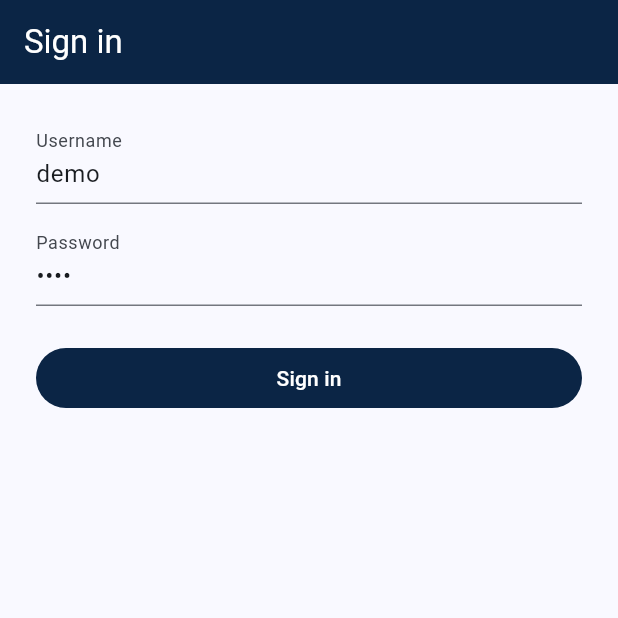
After one commit to JoshuaBielas/PredictItJr, a Flutter app: the screen it shows after launch, on a phone screen of 412 x 824 dp, the top half of it. The commit adds this screen. Run offline on Flutter 3.47's test engine with Material 3 defaults, Android fonts, the phone set to English and light mode, and no system bars; our stand-ins replace fl_chart, flutter_svg, go_router, shared_preferences; accounts and stored records are empty.

Commit message:
finishing HW 7

```diff
--- a/lib/main.dart
+++ b/lib/main.dart
@@ -1,29 +1,38 @@
 import 'package:flutter/material.dart';
+import 'package:predictit_jr/providers/auth_model.dart';
 import 'package:provider/provider.dart';
 import 'providers/portfolio_model.dart';
 import 'router.dart';
 import 'theme/app_theme.dart';
 
-void main() async {
+Future<void> main() async {
   WidgetsFlutterBinding.ensureInitialized();
   final portfolio = PortfolioModel();
-  // I chose to load the portfolio in main before running the app because this causes the information to be there immediately
-  await portfolio.load();
-  runApp(PredictItApp(portfolio: portfolio));
+  final auth = AuthModel();
+  await Future.wait([portfolio.load(), auth.load()]);
+  runApp(PredictItApp(portfolio: portfolio, auth: auth));
 }
 
 class PredictItApp extends StatelessWidget {
-  const PredictItApp({super.key, required this.portfolio});
+  const PredictItApp({
+    super.key,
+    required this.portfolio,
+    required this.auth,
+  });
   final PortfolioModel portfolio;
+  final AuthModel auth;
 
   @override
   Widget build(BuildContext context) {
-    return ChangeNotifierProvider.value(
-      value: portfolio,
+    return MultiProvider(
+      providers: [
+        ChangeNotifierProvider<PortfolioModel>.value(value: portfolio),
+        ChangeNotifierProvider<AuthModel>.value(value: auth),
+      ],
       child: MaterialApp.router(
         title: 'PredictIt Jr.',
         theme: AppTheme.light,
-        routerConfig: router,
+        routerConfig: buildRouter(auth), // router needs auth — see Step 3
       ),
     );
   }
--- /dev/null
+++ b/lib/providers/auth_model.dart
@@ -0,0 +1,71 @@
+import 'dart:convert';
+import 'package:flutter/foundation.dart';
+import 'package:flutter/services.dart' show rootBundle;
+import '../data/auth_storage.dart';
+import '../models/user.dart';
+
+// I got help from AI on this
+
+class AuthModel extends ChangeNotifier {
+  AuthModel({AuthStorage? storage})
+      : _storage = storage ?? AuthStorage();
+
+  final AuthStorage _storage;
+
+  User? _currentUser;
+  User? get currentUser => _currentUser;
+  bool get isSignedIn => _currentUser != null;
+
+  // This session expiry code is different from normal session expiry because it is
+  // stored locally rather than being stored in a server.
+  /// Load any persisted session.
+  Future<void> load() async {
+    final currentTime = DateTime.now();
+    final token = await _storage.load();
+    if (token == null) return;
+    final decodedToken = jsonDecode(token) as Map<String, dynamic>;
+    final username = decodedToken['username'] as String;
+    final signInTime = DateTime.parse(decodedToken['signedInAt'] as String);
+    final user = await _userByUsername(username); // token == username here
+    final timeDifference = currentTime.difference(signInTime);
+    final minutesDifference = timeDifference.inMinutes;
+    if(minutesDifference > 5){
+      await _storage.clear();
+      return;
+    }
+    if (user == null) return; // token doesn't match any user
+    _currentUser = user;
+    notifyListeners();
+  }
+
+  Future<bool> signIn(String username, String password) async {
+    final user = await _userByUsername(username);
+    if (user == null || user.password != password) return false;
+    _currentUser = user;
+    // await _storage.save(user.username); // store username as "token"
+    final token = {
+      'username': user.username,
+      'signedInAt': DateTime.now().toIso8601String(),
+    };
+    await _storage.save(jsonEncode(token));
+    notifyListeners();
+    return true;
+  }
+
+  Future<void> signOut() async {
+    _currentUser = null;
+    await _storage.clear();
+    notifyListeners();
+  }
+
+  Future<User?> _userByUsername(String username) async {
+    final raw = await rootBundle.loadString('assets/data/users.json');
+    final list = (jsonDecode(raw) as Map<String, dynamic>)['users']
+        as List<dynamic>;
+    for (final j in list) {
+      final u = User.fromJson(j as Map<String, dynamic>);
+      if (u.username == username) return u;
+    }
+    return null;
+  }
+}
--- a/lib/router.dart
+++ b/lib/router.dart
@@ -1,15 +1,28 @@
-// import 'package:flutter/material.dart';
 import 'package:go_router/go_router.dart';
+import 'providers/auth_model.dart';
 import 'screens/market_list_screen.dart';
 import 'screens/market_detail_screen.dart';
 import 'screens/portfolio_screen.dart';
 import 'screens/profile_screen.dart';
+import 'screens/signin_screen.dart';
 import 'widgets/adaptive_shell.dart';
 
-// I got help from AI on this
-
-final GoRouter router = GoRouter(
+GoRouter buildRouter(AuthModel auth) {
+  return GoRouter(
+    refreshListenable: auth,
+    redirect: (context, state) {
+      final signedIn = auth.isSignedIn;
+      final atSignin = state.matchedLocation == '/signin';
+      if (!signedIn && !atSignin) return '/signin';
+      if (signedIn && atSignin) return '/';
+      return null;
+    },
     routes: [
+      // Sign-in lives OUTSIDE the shell — no tabs visible until signed in.
+      GoRoute(
+        path: '/signin',
+        builder: (_, __) => const SignInScreen(),
+      ),
       StatefulShellRoute.indexedStack(
         builder: (context, state, navigationShell) {
           return AdaptiveShell(navigationShell: navigationShell);
@@ -23,22 +36,28 @@ final GoRouter router = GoRouter(
                 routes: [
                   GoRoute(
                     path: 'market/:id',
-                  builder: (context, state) =>
-                      MarketDetailScreen(id: state.pathParameters['id']!),
+                    builder: (context, state) => MarketDetailScreen(
+                      id: state.pathParameters['id']!,
+                    ),
                   ),
                 ],
               ),
             ],
           ),
           StatefulShellBranch(routes: [
-          GoRoute(path: '/portfolio', builder: (_, __) => const PortfolioScreen()),
-          ],
+            GoRoute(
+              path: '/portfolio',
+              builder: (_, __) => const PortfolioScreen(),
             ),
+          ]),
           StatefulShellBranch(routes: [
-          GoRoute(path: '/profile', builder: (_, __) => const ProfileScreen()),
-          ],
+            GoRoute(
+              path: '/profile',
+              builder: (_, __) => const ProfileScreen(),
             ),
+          ]),
         ],
       ),
     ],
   );
+}
--- /dev/null
+++ b/lib/screens/signin_screen.dart
@@ -0,0 +1,62 @@
+import 'package:flutter/material.dart';
+import 'package:provider/provider.dart';
+import '../providers/auth_model.dart';
+
+class SignInScreen extends StatefulWidget {
+  const SignInScreen({super.key});
+  @override
+  State<SignInScreen> createState() => _SignInScreenState();
+}
+
+class _SignInScreenState extends State<SignInScreen> {
+  final _user = TextEditingController(text: 'demo');
+  final _pass = TextEditingController(text: 'demo');
+  String? _error;
+
+  Future<void> _submit() async {
+    final ok = await context.read<AuthModel>().signIn(
+          _user.text.trim(),
+          _pass.text,
+        );
+    if (!ok && mounted) {
+      setState(() => _error = 'Invalid credentials.');
+    }
+    // On success: do nothing here. The redirect handles navigation.
+  }
+
+  @override
+  Widget build(BuildContext context) {
+    return Scaffold(
+      appBar: AppBar(title: const Text('Sign in')),
+      body: Padding(
+        padding: const EdgeInsets.all(24),
+        child: Column(
+          crossAxisAlignment: CrossAxisAlignment.stretch,
+          children: [
+            TextField(
+              controller: _user,
+              decoration: const InputDecoration(labelText: 'Username'),
+            ),
+            const SizedBox(height: 12),
+            TextField(
+              controller: _pass,
+              obscureText: true,
+              decoration: const InputDecoration(labelText: 'Password'),
+            ),
+            if (_error != null) ...[
+              const SizedBox(height: 12),
+              Text(
+                _error!,
+                style: TextStyle(
+                  color: Theme.of(context).colorScheme.error,
+                ),
+              ),
+            ],
+            const SizedBox(height: 24),
+            FilledButton(onPressed: _submit, child: const Text('Sign in')),
+          ],
+        ),
+      ),
+    );
+  }
+}
```
Also changed, not shown: lib/data/auth_storage.dart (added, +24 -0 lines), lib/screens/profile_screen.dart (+7 -3 lines), 1 other file. Lines whose indentation alone changed are shown as unchanged.
